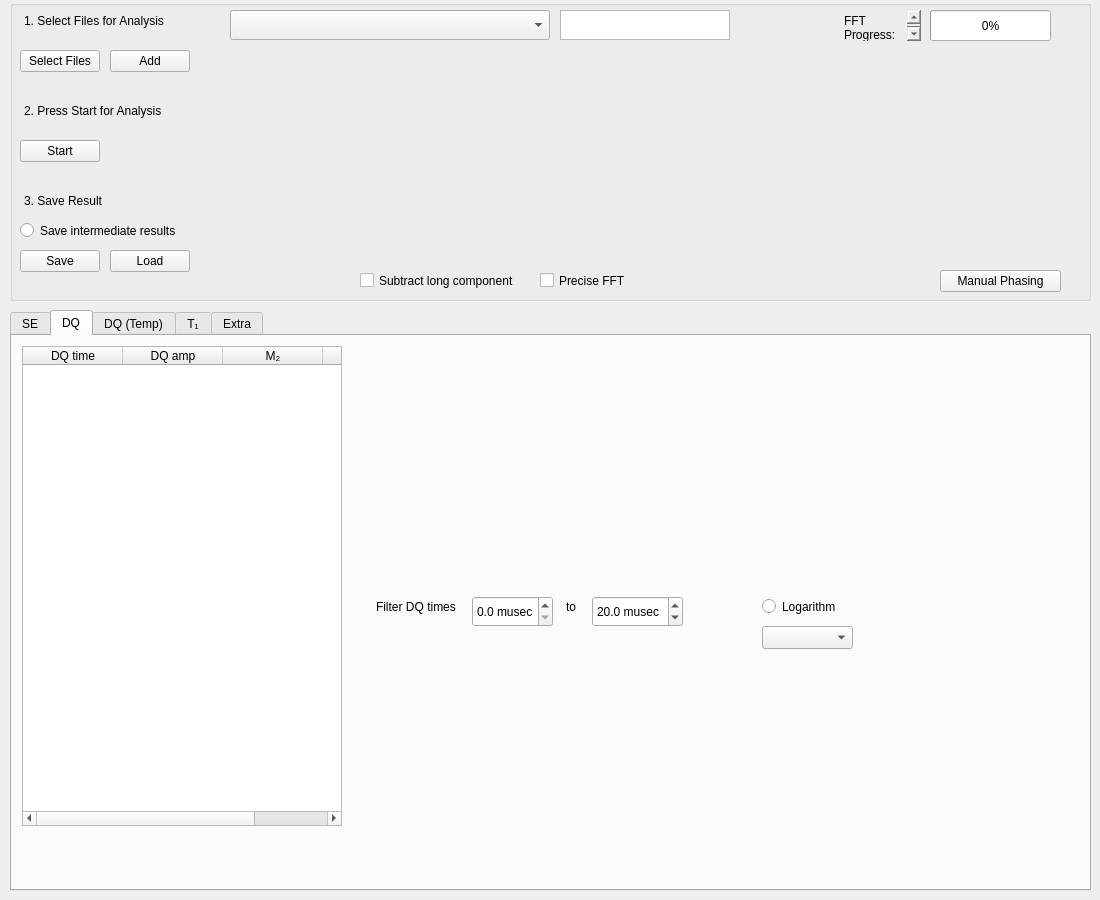
First picture: the form in form.ui, repository timesama/M2-Approach, before the edit.
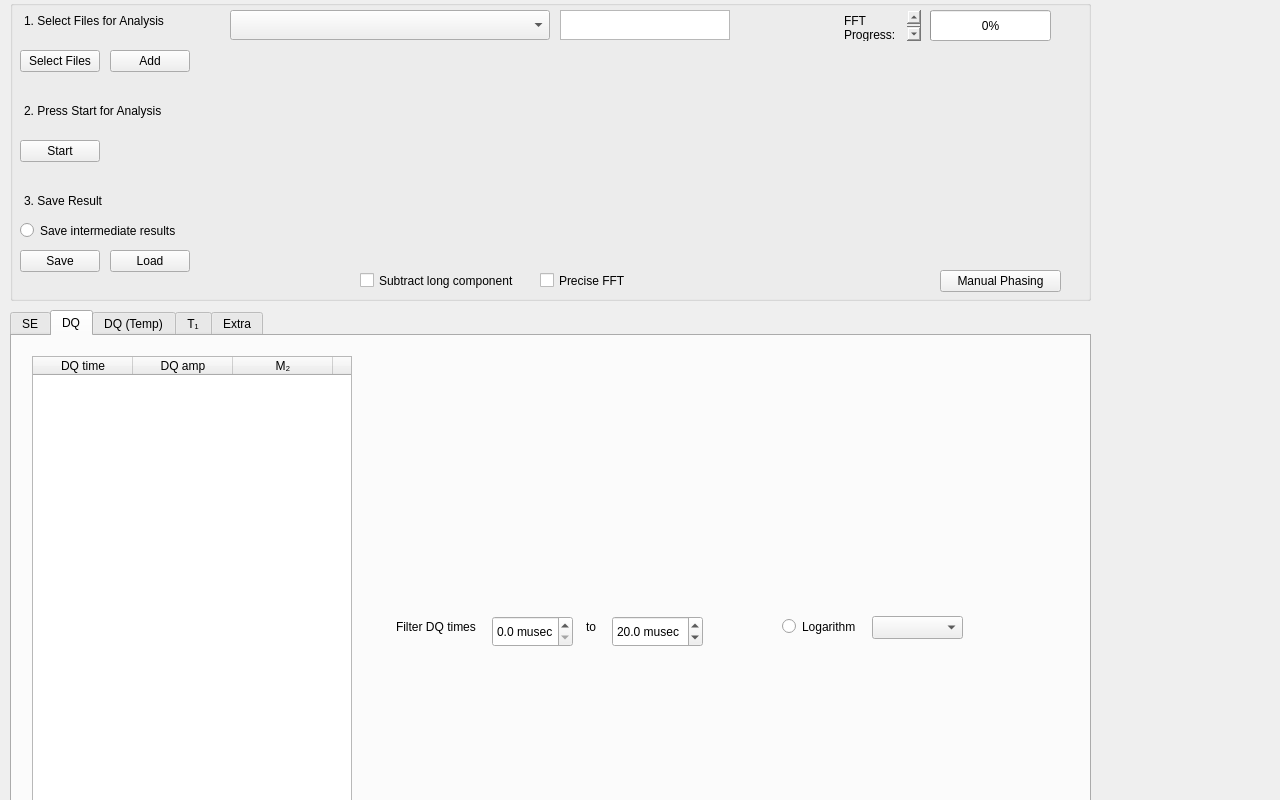
Second picture: the form after the edit. The open tabs and pages were chosen to show the change. Icons and pictures are not drawn. Custom widgets are drawn as their Qt base class.

Commit message: Before I ruin all the desgin

Patch:
```diff
--- a/form.ui
+++ b/form.ui
@@ -6,26 +6,26 @@
    <rect>
     <x>0</x>
     <y>0</y>
-    <width>1100</width>
-    <height>900</height>
+    <width>1280</width>
+    <height>800</height>
    </rect>
   </property>
   <property name="sizePolicy">
-   <sizepolicy hsizetype="Maximum" vsizetype="Maximum">
+   <sizepolicy hsizetype="Minimum" vsizetype="Minimum">
     <horstretch>0</horstretch>
     <verstretch>0</verstretch>
    </sizepolicy>
   </property>
   <property name="minimumSize">
    <size>
-    <width>1100</width>
-    <height>700</height>
+    <width>1000</width>
+    <height>580</height>
    </size>
   </property>
   <property name="maximumSize">
    <size>
-    <width>1100</width>
-    <height>900</height>
+    <width>1280</width>
+    <height>800</height>
    </size>
   </property>
   <property name="sizeIncrement">
@@ -40,6 +40,12 @@
   <property name="styleSheet">
    <string notr="true"/>
   </property>
+  <property name="toolButtonStyle">
+   <enum>Qt::ToolButtonIconOnly</enum>
+  </property>
+  <property name="unifiedTitleAndToolBarOnMac">
+   <bool>false</bool>
+  </property>
   <widget class="QWidget" name="centralwidget">
    <property name="enabled">
     <bool>true</bool>
@@ -207,8 +213,8 @@
      <widget class="PlotWidget" name="DQ_Widget_1" native="true">
       <property name="geometry">
        <rect>
-        <x>360</x>
-        <y>10</y>
+        <x>380</x>
+        <y>30</y>
         <width>311</width>
         <height>241</height>
        </rect>
@@ -217,8 +223,8 @@
      <widget class="QTableWidget" name="table_DQ">
       <property name="geometry">
        <rect>
-        <x>10</x>
-        <y>10</y>
+        <x>20</x>
+        <y>20</y>
         <width>320</width>
         <height>480</height>
        </rect>
@@ -253,8 +259,8 @@
      <widget class="PlotWidget" name="DQ_Widget_2" native="true">
       <property name="geometry">
        <rect>
-        <x>700</x>
-        <y>10</y>
+        <x>720</x>
+        <y>30</y>
         <width>311</width>
         <height>241</height>
        </rect>
@@ -263,8 +269,8 @@
      <widget class="QRadioButton" name="radioButton_Log">
       <property name="geometry">
        <rect>
-        <x>750</x>
-        <y>260</y>
+        <x>770</x>
+        <y>280</y>
         <width>83</width>
         <height>21</height>
        </rect>
@@ -276,8 +282,8 @@
      <widget class="QDoubleSpinBox" name="dq_min">
       <property name="geometry">
        <rect>
-        <x>460</x>
-        <y>260</y>
+        <x>480</x>
+        <y>280</y>
         <width>81</width>
         <height>31</height>
        </rect>
@@ -304,8 +310,8 @@
      <widget class="QDoubleSpinBox" name="dq_max">
       <property name="geometry">
        <rect>
-        <x>580</x>
-        <y>260</y>
+        <x>600</x>
+        <y>280</y>
         <width>91</width>
         <height>31</height>
        </rect>
@@ -332,8 +338,8 @@
      <widget class="QTextEdit" name="textEdit_7">
       <property name="geometry">
        <rect>
-        <x>360</x>
-        <y>260</y>
+        <x>380</x>
+        <y>280</y>
         <width>91</width>
         <height>31</height>
        </rect>
@@ -376,8 +382,8 @@
      <widget class="QTextEdit" name="textEdit_8">
       <property name="geometry">
        <rect>
-        <x>550</x>
-        <y>260</y>
+        <x>570</x>
+        <y>280</y>
         <width>31</width>
         <height>31</height>
        </rect>
@@ -421,8 +427,8 @@
      <widget class="QComboBox" name="comboBox_2">
       <property name="geometry">
        <rect>
-        <x>750</x>
-        <y>290</y>
+        <x>860</x>
+        <y>280</y>
         <width>91</width>
         <height>23</height>
        </rect>
```
Left out of the diff: 52 changed lines with no effect on the pictures. The commit also changes 1 other file.
